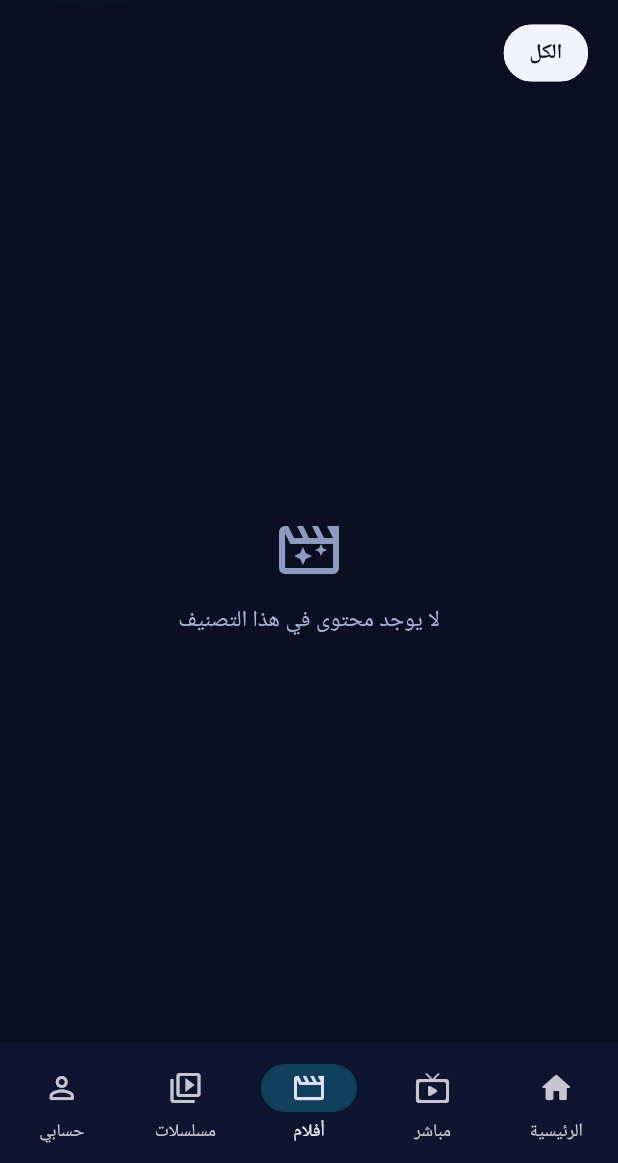
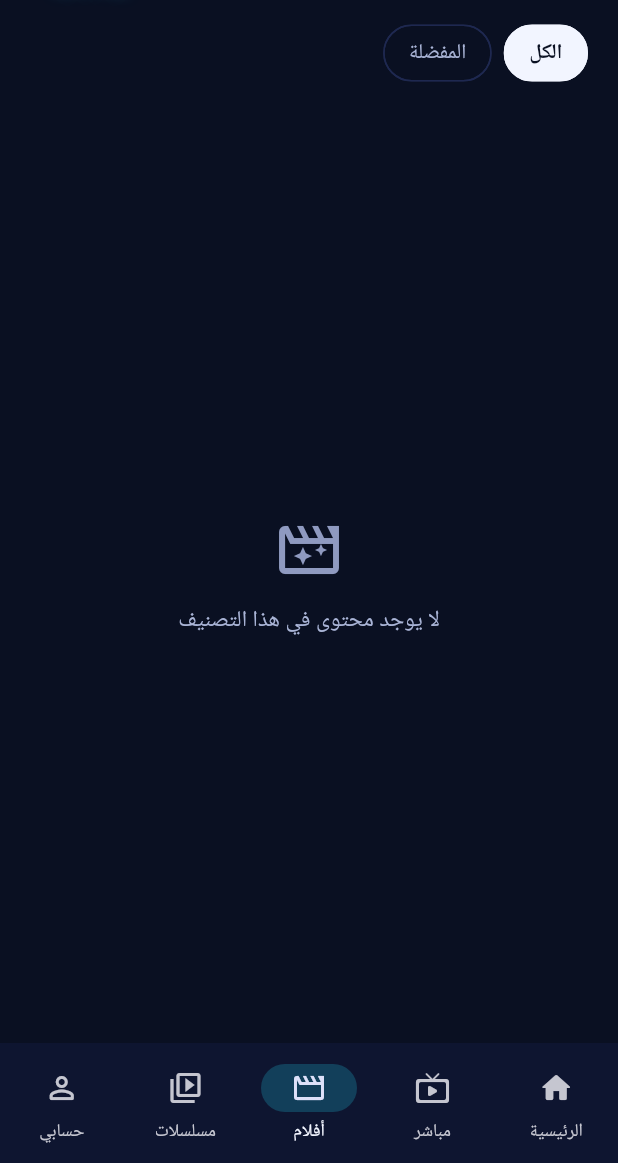
Before and after one commit to maimoni303/ra7altv, a Flutter app: the Shell screen opened directly, item 3 of the bottom bar chosen, on a phone screen of 412 x 824 dp, the part 73-1236 px from its top. Run offline on Flutter 3.47's test engine with Material 3 defaults, Android fonts, the phone set to English and light mode, and no system bars; our stand-ins replace flutter_secure_storage, google_fonts, shared_preferences; missing offline and left inert: media_kit, media_kit_video; accounts and stored records are empty.

Commit message:
Favourites for movies and series: heart buttons, poster badge, long-press, Favourites tab and home rows
Co-Authored-By: Claude Opus 5.5 <noreply@anthropic.com>
Claude-Session: https://claude.ai/code/session_01VsqdyQdTvHDcE1xTH3r9Nj

```diff
--- a/lib/state/app_state.dart
+++ b/lib/state/app_state.dart
@@ -147,6 +147,12 @@ class AppState extends ChangeNotifier {
 
   List<LiveChannel> get favoriteChannels => library.live.where((c) => favorites.contains(c.id)).toList();
 
+  // Movies and series use prefixed keys so their ids never clash with channels.
+  static String vodKey(VodItem v) => 'vod:${v.id}';
+  static String seriesKey(SeriesItem s) => 'series:${s.id}';
+  List<VodItem> get favoriteVod => library.vod.where((v) => favorites.contains(vodKey(v))).toList();
+  List<SeriesItem> get favoriteSeries => library.series.where((x) => favorites.contains(seriesKey(x))).toList();
+
   // ---- continue watching ----
   WatchEntry? progressFor(String key) {
     for (final h in history) {
@@ -172,10 +178,12 @@ class AppState extends ChangeNotifier {
   // ---- helpers ----
   List<LiveChannel> liveIn(String? catId) =>
       catId == null || catId == '*' ? library.live : library.live.where((c) => c.categoryId == catId).toList();
-  List<VodItem> vodIn(String? catId) =>
-      catId == null || catId == '*' ? library.vod : library.vod.where((c) => c.categoryId == catId).toList();
-  List<SeriesItem> seriesIn(String? catId) =>
-      catId == null || catId == '*' ? library.series : library.series.where((c) => c.categoryId == catId).toList();
+  List<VodItem> vodIn(String? catId) => catId == 'fav'
+      ? favoriteVod
+      : catId == null || catId == '*' ? library.vod : library.vod.where((c) => c.categoryId == catId).toList();
+  List<SeriesItem> seriesIn(String? catId) => catId == 'fav'
+      ? favoriteSeries
+      : catId == null || catId == '*' ? library.series : library.series.where((c) => c.categoryId == catId).toList();
 
   List<VodItem> get recentVod {
     final l = [...library.vod]..sort((a, b) => b.added.compareTo(a.added));
--- a/lib/ui/home_page.dart
+++ b/lib/ui/home_page.dart
@@ -109,6 +109,16 @@ class HomePage extends StatelessWidget {
                 itemBuilder: (_, i) => _ChannelTile(list: favs, index: i),
               ),
             ),
+            const SizedBox(height: 28),
+          ],
+          if (s.favoriteVod.isNotEmpty) ...[
+            SectionTitle('أفلامي المفضلة', action: 'الكل', onAction: () => Shell.go(context, 2)),
+            PosterRow(items: s.favoriteVod.map(PosterData.fromVod).toList()),
+            const SizedBox(height: 28),
+          ],
+          if (s.favoriteSeries.isNotEmpty) ...[
+            SectionTitle('مسلسلاتي المفضلة', action: 'الكل', onAction: () => Shell.go(context, 3)),
+            PosterRow(items: s.favoriteSeries.map(PosterData.fromSeries).toList()),
             const SizedBox(height: 28),
           ],
           if (s.recentVod.isNotEmpty) ...[
--- a/lib/ui/live_page.dart
+++ b/lib/ui/live_page.dart
@@ -126,7 +126,7 @@ class _LivePageState extends State<LivePage> {
                 final count = e.key == '*'
                     ? s.library.live.length
                     : e.key == 'fav'
-                        ? s.favorites.length
+                        ? s.favoriteChannels.length
                         : s.library.live.where((x) => x.categoryId == e.key).length;
                 return Material(
                   color: on ? c.active : Colors.transparent,
--- a/lib/ui/series_details.dart
+++ b/lib/ui/series_details.dart
@@ -5,6 +5,7 @@ import '../models.dart';
 import '../state/app_state.dart';
 import '../theme.dart';
 import 'player_screen.dart';
+import 'vod_page.dart';
 import 'widgets.dart';
 
 class SeriesDetails extends StatefulWidget {
@@ -112,6 +113,7 @@ class _SeriesDetailsState extends State<SeriesDetails> {
               Text(plot, maxLines: 3, overflow: TextOverflow.ellipsis, style: TextStyle(color: c.muted, height: 1.7)),
             ],
             const SizedBox(height: 14),
+            Wrap(spacing: 10, runSpacing: 10, crossAxisAlignment: WrapCrossAlignment.center, children: [
               if (resume != null)
                 PrimaryButton(
                   label: 'استكمال ${resume.subtitle}',
@@ -124,6 +126,8 @@ class _SeriesDetailsState extends State<SeriesDetails> {
                   icon: Icons.play_arrow_rounded,
                   onPressed: () => PlayerScreen.open(context, _playlist(s, eps), 0),
                 ),
+              FavButton(favKey: AppState.seriesKey(widget.series)),
+            ]),
           ]),
         ),
       ]),
```
Also changed, not shown: lib/ui/vod_page.dart (+59 -2 lines). Lines whose indentation alone changed are shown as unchanged.
